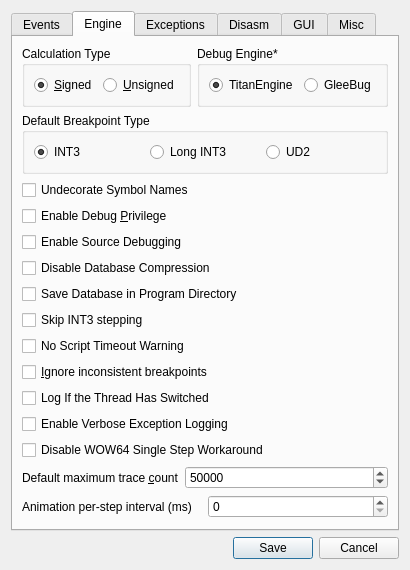
Old version of the form src/gui/Src/Gui/SettingsDialog.ui in the repository x64dbg/x64dbg.
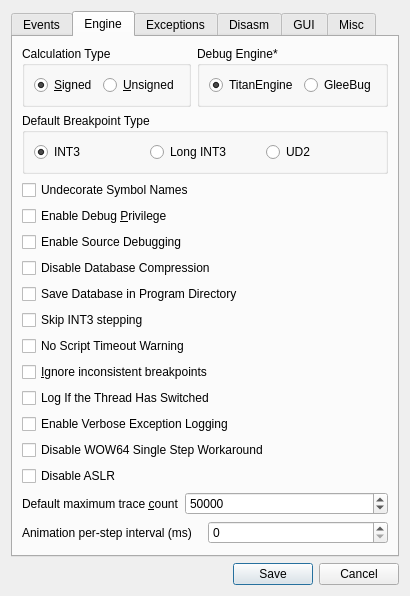
New version of the form. The open tabs and pages were chosen to show the change. Icons and pictures are not drawn.

Commit message:
Add option to disable ASLR + fix race condition with breakpoints
Closes #1764
Closes #2716

```diff
--- a/src/gui/Src/Gui/SettingsDialog.ui
+++ b/src/gui/Src/Gui/SettingsDialog.ui
@@ -7,7 +7,7 @@
     <x>0</x>
     <y>0</y>
     <width>386</width>
-    <height>525</height>
+    <height>542</height>
    </rect>
   </property>
   <property name="sizePolicy">
@@ -375,6 +375,13 @@
          </property>
         </widget>
        </item>
+       <item>
+        <widget class="QCheckBox" name="chkDisableAslr">
+         <property name="text">
+          <string>Disable ASLR</string>
+         </property>
+        </widget>
+       </item>
        <item>
         <layout class="QHBoxLayout" name="horizontalLayoutMaxTraceCount">
          <item>
```
The commit also changes 4 other files.
